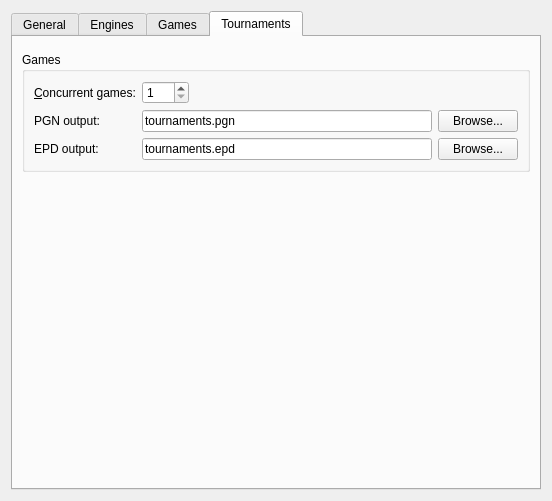
Above: projects/gui/ui/settingsdlg.ui from Ajaja/cutechess before the change. Below: the same form after it.
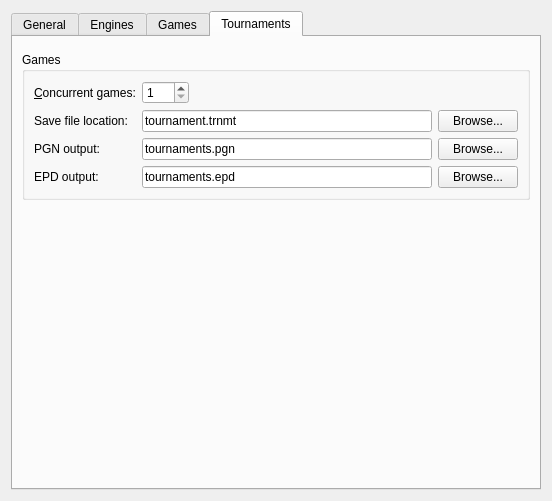
That is the form after the change. The open tabs and pages were chosen to show the change. Custom widgets are drawn as their Qt base class.

```diff
--- a/projects/gui/ui/settingsdlg.ui
+++ b/projects/gui/ui/settingsdlg.ui
@@ -368,13 +368,38 @@
              </widget>
             </item>
             <item row="2" column="0">
+             <widget class="QLabel" name="m_tournamentDefaultSavepathLabel">
+              <property name="text">
+               <string>Save file location:</string>
+              </property>
+             </widget>
+            </item>
+            <item row="2" column="1">
+             <layout class="QHBoxLayout" name="horizontalLayout_10">
+              <item>
+               <widget class="QLineEdit" name="m_tournamentDefaultSavepathEdit">
+                <property name="text">
+                 <string>tournament.trnmt</string>
+                </property>
+               </widget>
+              </item>
+              <item>
+               <widget class="QPushButton" name="m_tournamentDefaultSavepathBtn">
+                <property name="text">
+                 <string>Browse...</string>
+                </property>
+               </widget>
+              </item>
+             </layout>
+            </item>
+            <item row="3" column="0">
              <widget class="QLabel" name="m_tournamentDefaultPgnOutFileLabel">
               <property name="text">
                <string>PGN output:</string>
               </property>
              </widget>
             </item>
-            <item row="2" column="1">
+            <item row="3" column="1">
              <layout class="QHBoxLayout" name="horizontalLayout_5">
               <item>
                <widget class="QLineEdit" name="m_tournamentDefaultPgnOutFileEdit">
@@ -392,14 +417,14 @@
               </item>
              </layout>
             </item>
-            <item row="3" column="0">
+            <item row="4" column="0">
              <widget class="QLabel" name="m_tournamentDefaultEpdOutFileLabel">
               <property name="text">
                <string>EPD output:</string>
               </property>
              </widget>
             </item>
-            <item row="3" column="1">
+            <item row="4" column="1">
              <layout class="QHBoxLayout" name="horizontalLayout_3">
               <item>
                <widget class="QLineEdit" name="m_tournamentDefaultEpdOutFileEdit">
```
Left out of the diff: 10 changed lines with no effect on the pictures.
